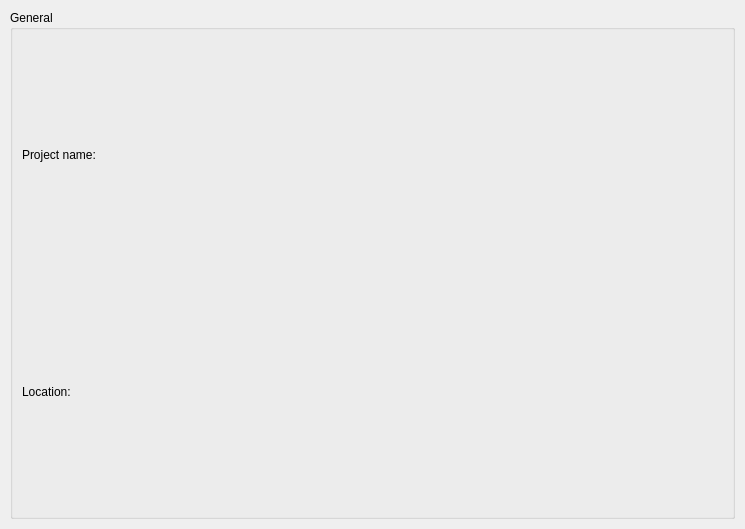
The window that code/interface/vicomposedwidgets/forms/virecordingprojectwidget.ui (visore/Visore) describes before a commit, drawn with Qt 5.
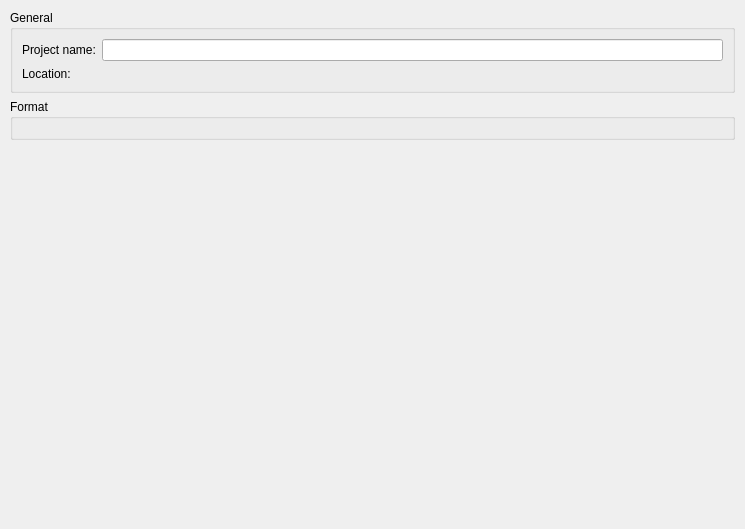
The same window after the commit. Custom widgets are drawn as their Qt base class.

What changed in the file:
```diff
--- a/code/interface/vicomposedwidgets/forms/virecordingprojectwidget.ui
+++ b/code/interface/vicomposedwidgets/forms/virecordingprojectwidget.ui
@@ -46,11 +46,87 @@
         </property>
        </widget>
       </item>
+      <item row="0" column="1">
+       <widget class="QLineEdit" name="nameLineEdit"/>
+      </item>
+      <item row="1" column="1">
+       <widget class="ViFileBrowser" name="fileBrowser" native="true"/>
+      </item>
+     </layout>
+    </widget>
+   </item>
+   <item row="1" column="0">
+    <widget class="QGroupBox" name="groupBox_2">
+     <property name="title">
+      <string>Format</string>
+     </property>
+     <layout class="QGridLayout" name="gridLayout_3">
+      <item row="0" column="0">
+       <widget class="ViFormatWidget" name="formatWidget" native="true"/>
+      </item>
+     </layout>
+    </widget>
+   </item>
+   <item row="2" column="0">
+    <spacer name="verticalSpacer">
+     <property name="orientation">
+      <enum>Qt::Vertical</enum>
+     </property>
+     <property name="sizeHint" stdset="0">
+      <size>
+       <width>20</width>
+       <height>40</height>
+      </size>
+     </property>
+    </spacer>
+   </item>
+   <item row="3" column="0">
+    <widget class="QWidget" name="widget_3" native="true">
+     <layout class="QGridLayout" name="gridLayout_4">
+      <property name="margin">
+       <number>0</number>
+      </property>
+      <item row="0" column="1">
+       <widget class="ViPushButton" name="startButton" native="true"/>
+      </item>
+      <item row="0" column="0">
+       <spacer name="horizontalSpacer">
+        <property name="orientation">
+         <enum>Qt::Horizontal</enum>
+        </property>
+        <property name="sizeHint" stdset="0">
+         <size>
+          <width>40</width>
+          <height>20</height>
+         </size>
+        </property>
+       </spacer>
+      </item>
      </layout>
     </widget>
    </item>
   </layout>
  </widget>
+ <customwidgets>
+  <customwidget>
+   <class>ViFileBrowser</class>
+   <extends>QWidget</extends>
+   <header>vifilebrowser.h</header>
+   <container>1</container>
+  </customwidget>
+  <customwidget>
+   <class>ViFormatWidget</class>
+   <extends>QWidget</extends>
+   <header>viformatwidget.h</header>
+   <container>1</container>
+  </customwidget>
+  <customwidget>
+   <class>ViPushButton</class>
+   <extends>QWidget</extends>
+   <header>vipushbutton.h</header>
+   <container>1</container>
+  </customwidget>
+ </customwidgets>
  <resources/>
  <connections/>
 </ui>
```
Left out of the diff: 4 changed lines with no effect on the pictures.
